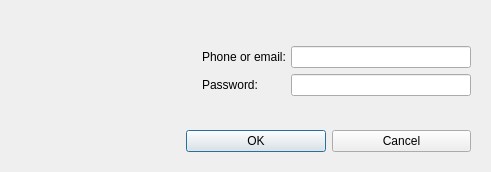
Qt form OrmasAdmin/OrmasAdmin/LoginForm.ui (Dalerjon/TheOrmasProejct) before a commit.
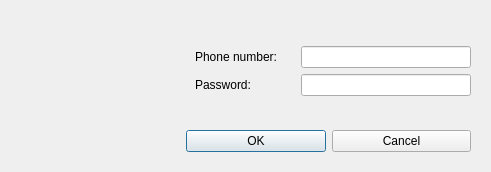
The same form after that commit.

```diff
--- a/OrmasAdmin/OrmasAdmin/LoginForm.ui
+++ b/OrmasAdmin/OrmasAdmin/LoginForm.ui
@@ -111,7 +111,7 @@
     <widget class="QLineEdit" name="passwordEdit">
      <property name="minimumSize">
       <size>
-       <width>180</width>
+       <width>170</width>
        <height>0</height>
       </size>
      </property>
@@ -127,7 +127,7 @@
     <widget class="QLineEdit" name="userEdit">
      <property name="minimumSize">
       <size>
-       <width>180</width>
+       <width>170</width>
        <height>0</height>
       </size>
      </property>
@@ -140,7 +140,7 @@
     <widget class="QLabel" name="PasswordLb">
      <property name="minimumSize">
       <size>
-       <width>70</width>
+       <width>100</width>
        <height>0</height>
       </size>
      </property>
@@ -153,12 +153,12 @@
     <widget class="QLabel" name="UserNameLb">
      <property name="minimumSize">
       <size>
-       <width>70</width>
+       <width>100</width>
        <height>0</height>
       </size>
      </property>
      <property name="text">
-      <string>Phone or email:</string>
+      <string>Phone number:</string>
      </property>
     </widget>
    </item>
```
